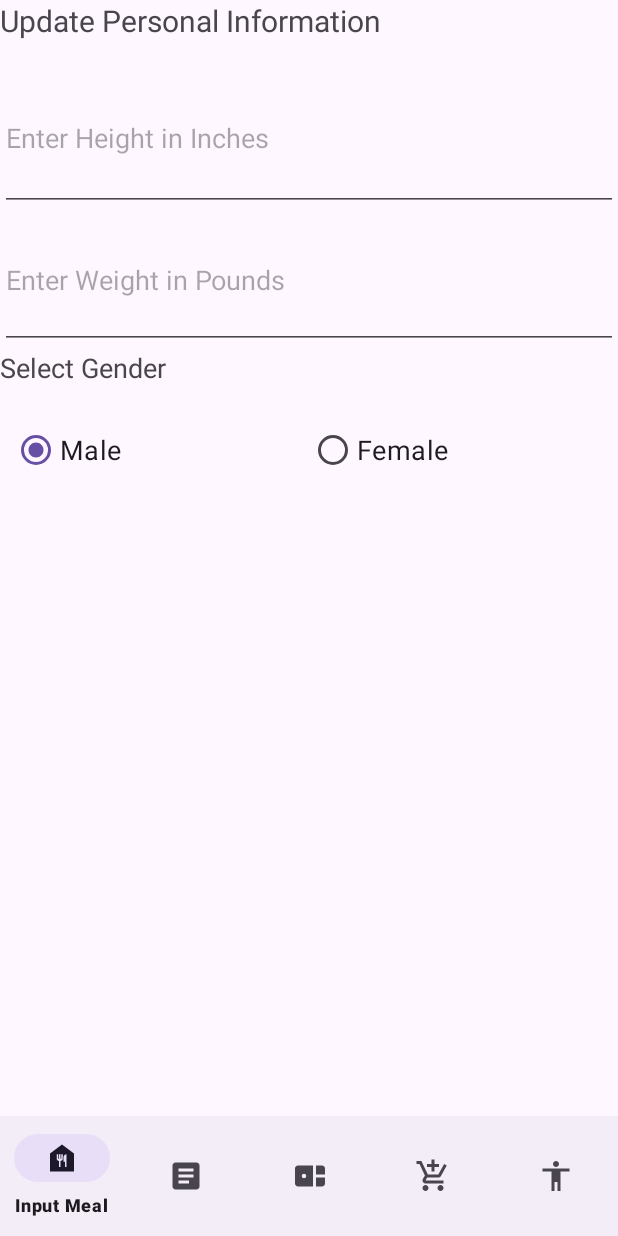
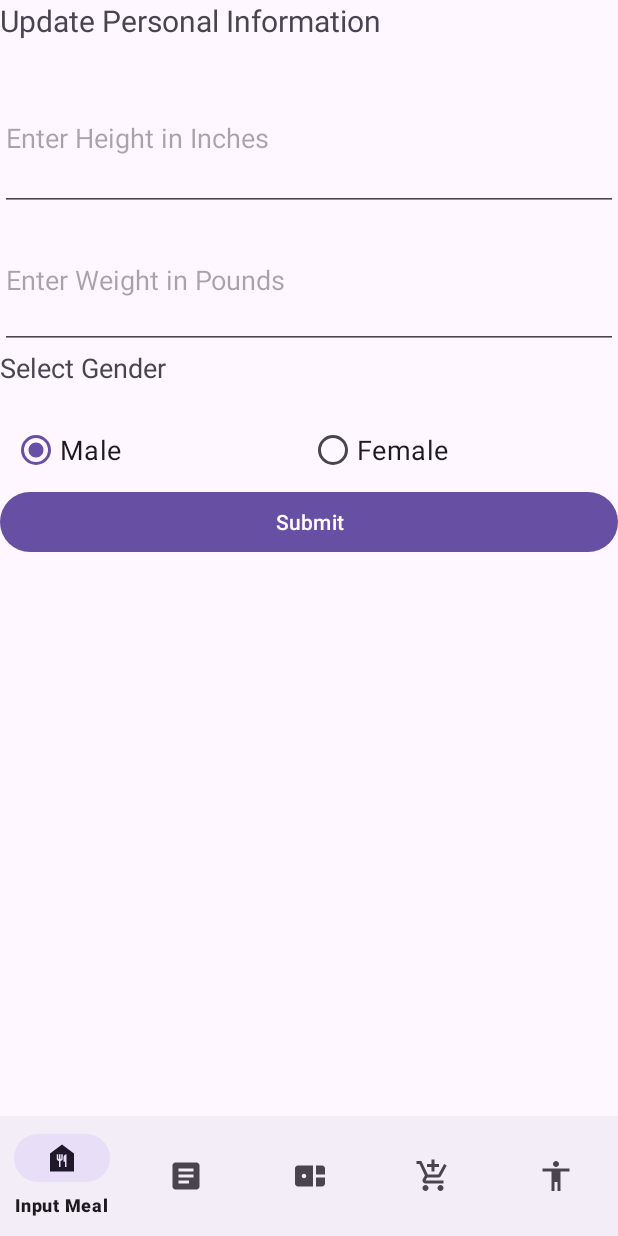
Before and after one commit to theflashwin/CS2340A_Team21, an Android app: the fragment PersonalFragment placed in its activity, on a phone screen of 412 x 824 dp. Run offline under Robolectric (Android 15) with nearby library versions, the phone set to English and light mode, and no system bars.

Commit message:
first round of edits for backend

```diff
--- a/app/src/main/java/com/example/cs2340a_team21/model/User.java
+++ b/app/src/main/java/com/example/cs2340a_team21/model/User.java
@@ -61,4 +61,6 @@ public class User {
 
     }
 
+
+
 }
--- /dev/null
+++ b/app/src/main/java/com/example/cs2340a_team21/viewmodels/PersonalInfoViewModel.java
@@ -0,0 +1,11 @@
+package com.example.cs2340a_team21.viewmodels;
+
+public class PersonalInfoViewModel {
+
+    public static boolean setUserInfo(String height, String weight, String gender) {
+
+
+
+    }
+
+}
--- a/app/src/main/java/com/example/cs2340a_team21/viewmodels/SignInViewModel.java
+++ b/app/src/main/java/com/example/cs2340a_team21/viewmodels/SignInViewModel.java
@@ -8,6 +8,9 @@ public class SignInViewModel {
     public static boolean verifySignUp(String username, String password) {
 
         // verify inputs
+        if (username == null || password == null) {
+            return false;
+        }
 
         // send to model
         return User.signup(username, password);
--- a/app/src/main/java/com/example/cs2340a_team21/views/PersonalFragment.java
+++ b/app/src/main/java/com/example/cs2340a_team21/views/PersonalFragment.java
@@ -7,6 +7,9 @@ import androidx.fragment.app.Fragment;
 import android.view.LayoutInflater;
 import android.view.View;
 import android.view.ViewGroup;
+import android.widget.Button;
+import android.widget.EditText;
+import android.widget.RadioGroup;
 
 import com.example.cs2340a_team21.R;
 
@@ -21,10 +24,15 @@ public class PersonalFragment extends Fragment {
     // the fragment initialization parameters, e.g. ARG_ITEM_NUMBER
     private static final String ARG_PARAM1 = "param1";
     private static final String ARG_PARAM2 = "param2";
-
-    // TODO: Rename and change types of parameters
     private String mParam1;
     private String mParam2;
+
+    // adding text fields
+
+    private EditText height;
+    private EditText weight;
+    private RadioGroup gender;
+    private Button submitButton;
 
     public PersonalFragment() {
         // Required empty public constructor
@@ -51,6 +59,13 @@ public class PersonalFragment extends Fragment {
     @Override
     public void onCreate(Bundle savedInstanceState) {
         super.onCreate(savedInstanceState);
+
+//        this.height = getView().findViewById(R.id.editTextHeight);
+//        this.height = new EditText(R.id.editTextWeight);
+//
+//        this.gender = new RadioGroup(R.id.radioGroupGender);
+//        this.submitButton = new Button(R.id.submitButton);
+
         if (getArguments() != null) {
             mParam1 = getArguments().getString(ARG_PARAM1);
             mParam2 = getArguments().getString(ARG_PARAM2);
@@ -61,6 +76,18 @@ public class PersonalFragment extends Fragment {
     public View onCreateView(LayoutInflater inflater, ViewGroup container,
                              Bundle savedInstanceState) {
         // Inflate the layout for this fragment
-        return inflater.inflate(R.layout.fragment_personal, container, false);
+        View view = inflater.inflate(R.layout.fragment_personal, container, false);
+        this.height = (EditText) view.findViewById(R.id.editTextHeight);
+        this.weight = (EditText) view.findViewById(R.id.editTextWeight);
+        this.gender = (RadioGroup) view.findViewById(R.id.radioGroupGender);
+        this.submitButton = (Button) view.findViewById(R.id.submitButton);
+
+        this.submitButton.setOnClickListener(v -> {
+
+
+
+        });
+
+        return view;
     }
 }
--- a/app/src/main/res/layout/fragment_personal.xml
+++ b/app/src/main/res/layout/fragment_personal.xml
@@ -21,7 +21,7 @@
             android:textSize="20sp" />
 
         <EditText
-            android:id="@+id/editTextNumberSigned"
+            android:id="@+id/editTextHeight"
             android:layout_width="match_parent"
             android:layout_height="97dp"
             android:ems="10"
@@ -29,7 +29,7 @@
             android:inputType="numberSigned" />
 
         <EditText
-            android:id="@+id/editTextNumberSigned2"
+            android:id="@+id/editTextWeight"
             android:layout_width="match_parent"
             android:layout_height="92dp"
             android:ems="10"
@@ -44,7 +44,7 @@
             android:textSize="18sp" />
 
         <RadioGroup
-            android:id="@+id/radioGrp"
+            android:id="@+id/radioGroupGender"
             android:layout_width="fill_parent"
             android:layout_height="wrap_content"
             android:orientation="horizontal"
@@ -74,5 +74,11 @@
                 />
         </RadioGroup>
 
+        <Button
+            android:id="@+id/submitButton"
+            android:layout_width="match_parent"
+            android:layout_height="wrap_content"
+            android:text="Submit" />
+
     </LinearLayout>
 </androidx.constraintlayout.widget.ConstraintLayout>
```
